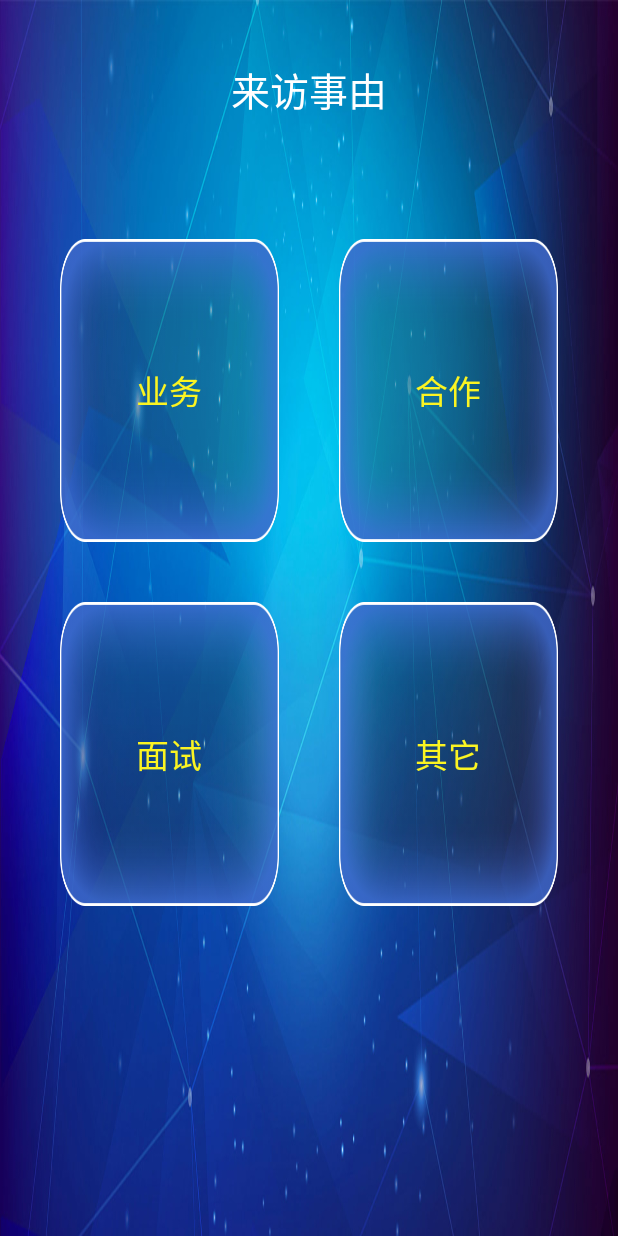
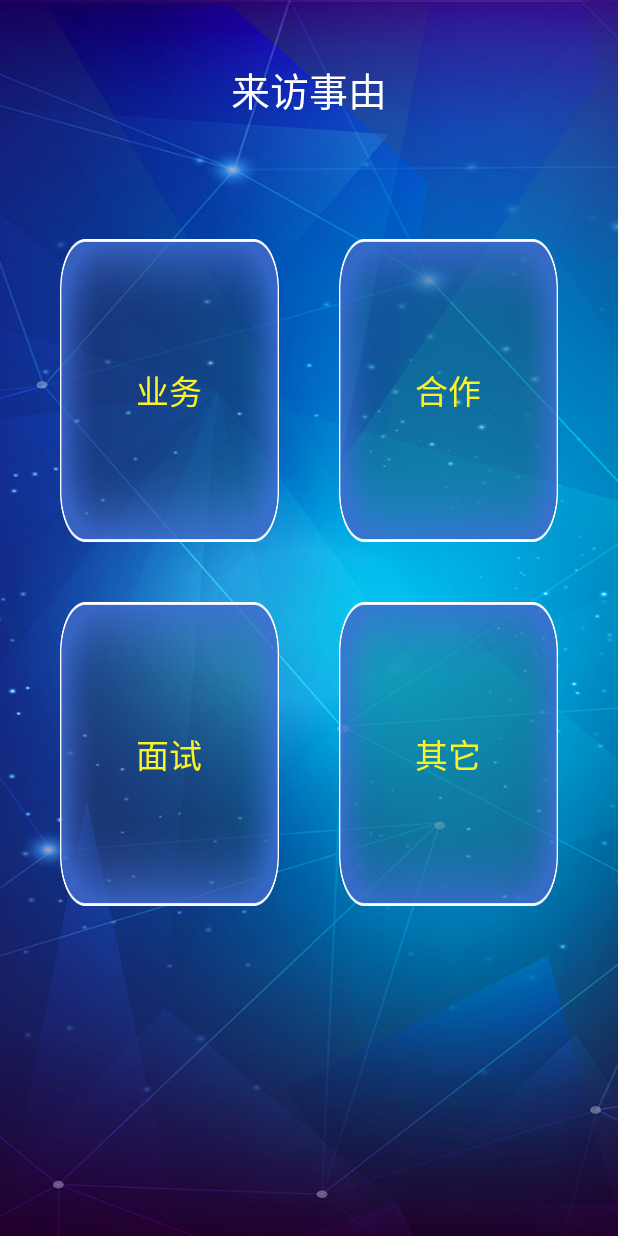
Before and after one commit to yoyo89757001/PosJi1, an Android app: the ShiYouActivity screen opened directly, with no data from a screen before it, on a phone screen of 412 x 824 dp. Run offline under Robolectric (Android 15) with nearby library versions, the phone set to English and light mode, and no system bars.

Commit message:
韩国复合肥

```diff
--- a/app/src/main/res/layout/activity_deng_ji.xml
+++ b/app/src/main/res/layout/activity_deng_ji.xml
@@ -2,7 +2,7 @@
 <RelativeLayout xmlns:android="http://schemas.android.com/apk/res/android"
     xmlns:tools="http://schemas.android.com/tools"
     android:layout_width="match_parent"
-    android:background="@drawable/bj"
+    android:background="@drawable/beijin"
     android:layout_height="match_parent"
     tools:context="com.example.xiaojun.posji.ui.DengJiActivity">
 
--- a/app/src/main/res/layout/activity_shi_you.xml
+++ b/app/src/main/res/layout/activity_shi_you.xml
@@ -3,7 +3,7 @@
     xmlns:tools="http://schemas.android.com/tools"
     android:layout_width="match_parent"
     android:layout_height="match_parent"
-    android:background="@drawable/bj"
+    android:background="@drawable/beijin"
     tools:context="com.example.xiaojun.posji.ui.DengJiActivity">
 
     <TextView
--- a/app/src/main/res/layout/activity_shou_ye.xml
+++ b/app/src/main/res/layout/activity_shou_ye.xml
@@ -1,7 +1,7 @@
 <?xml version="1.0" encoding="utf-8"?>
 <RelativeLayout xmlns:android="http://schemas.android.com/apk/res/android"
     android:orientation="vertical"
-    android:background="@drawable/bj"
+    android:background="@drawable/beijin"
     android:layout_width="match_parent"
     android:layout_height="match_parent">
 
--- a/app/src/main/res/layout/zhujiemian.xml
+++ b/app/src/main/res/layout/zhujiemian.xml
@@ -48,7 +48,7 @@
 <LinearLayout
     android:orientation="vertical"
     android:id="@+id/jiemian"
-    android:background="@drawable/bj"
+    android:background="@drawable/beijin"
     android:layout_width="match_parent"
     android:layout_height="match_parent">
 
```
Also changed, not shown: app/src/main/java/com/example/xiaojun/posji/ui/InFoActivity2.java (+8 -7 lines), app/src/main/res/drawable-xhdpi/bj.jpg (deleted).
